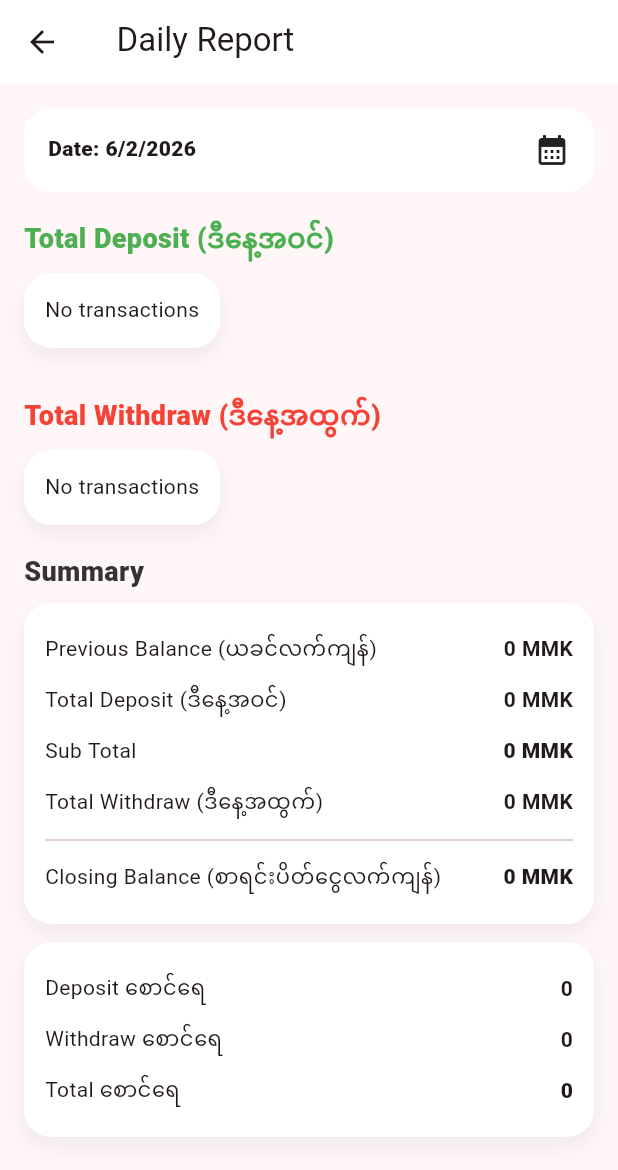
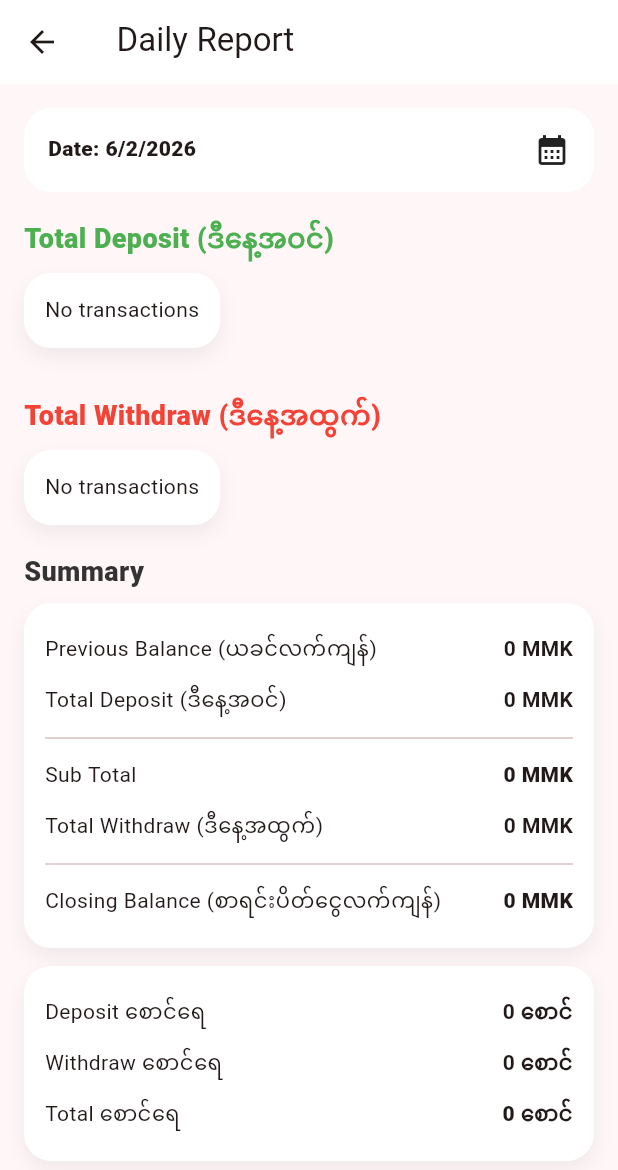
Before and after one commit to thetmyopaing4889-svg/cherrys-ledger, a Flutter app: the DailyReportScreen screen opened directly with empty values, on a phone screen of 412 x 824 dp. Shown: the top 1170 px of the screen. Run offline on Flutter 3.47's test engine with Material 3 defaults, Android fonts, the phone set to English and light mode, and no system bars; our stand-ins replace shared_preferences; accounts and stored records are empty.

Commit message:
Daily report: divider under deposit + counts show 'စောင်'

```diff
--- a/lib/screens/daily_report_screen.dart
+++ b/lib/screens/daily_report_screen.dart
@@ -328,6 +328,7 @@ class _DailyReportScreenState extends State<DailyReportScreen> {
                 children: [
                   summaryRow("Previous Balance (ယခင်လက်ကျန်)", previousBalance),
                   summaryRow("Total Deposit (ဒီနေ့အဝင်)", totalDeposit),
+                    const Divider(),
                   summaryRow("Sub Total", subTotal, bold: true),
                   summaryRow("Total Withdraw (ဒီနေ့အထွက်)", totalWithdraw),
                   const Divider(),
@@ -369,7 +370,7 @@ Widget _countRow(String label, int value, {bool bold = false}) {
       children: [
         Expanded(child: Text(label)),
         Text(
-          value.toString(),
+          "$value စောင်",
           style: TextStyle(
             fontWeight: bold ? FontWeight.w900 : FontWeight.w700,
           ),
```
